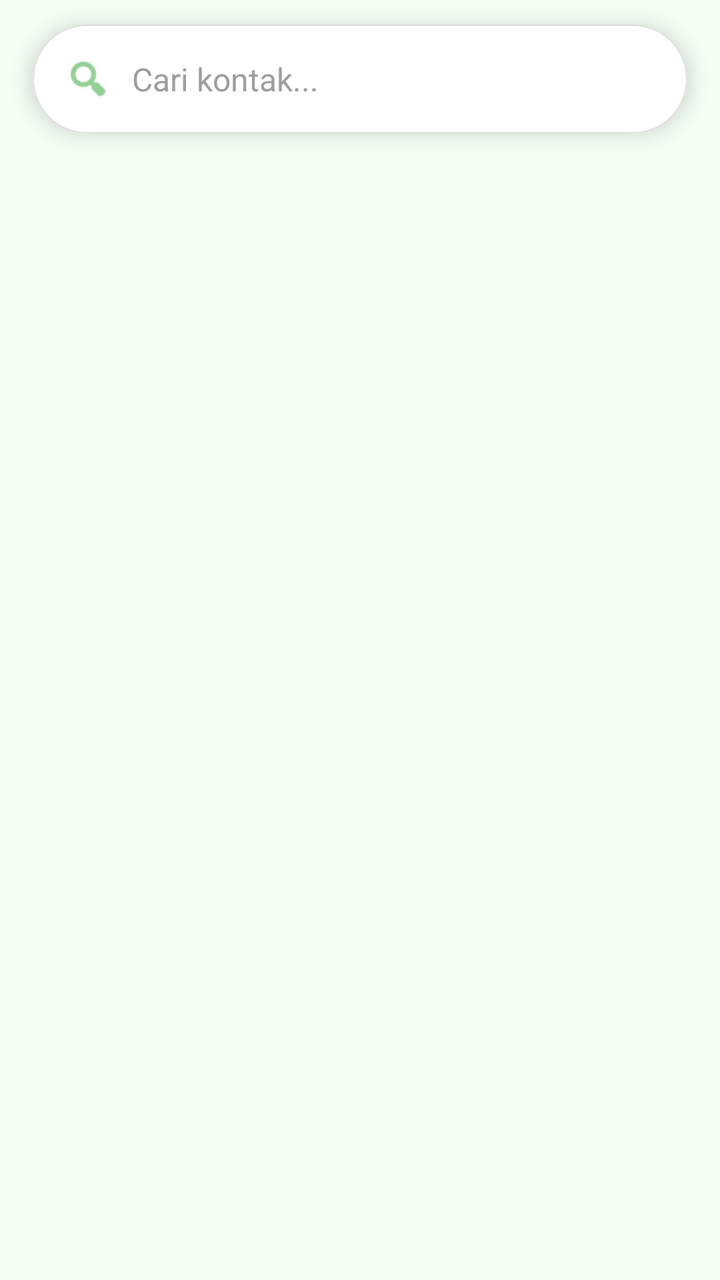
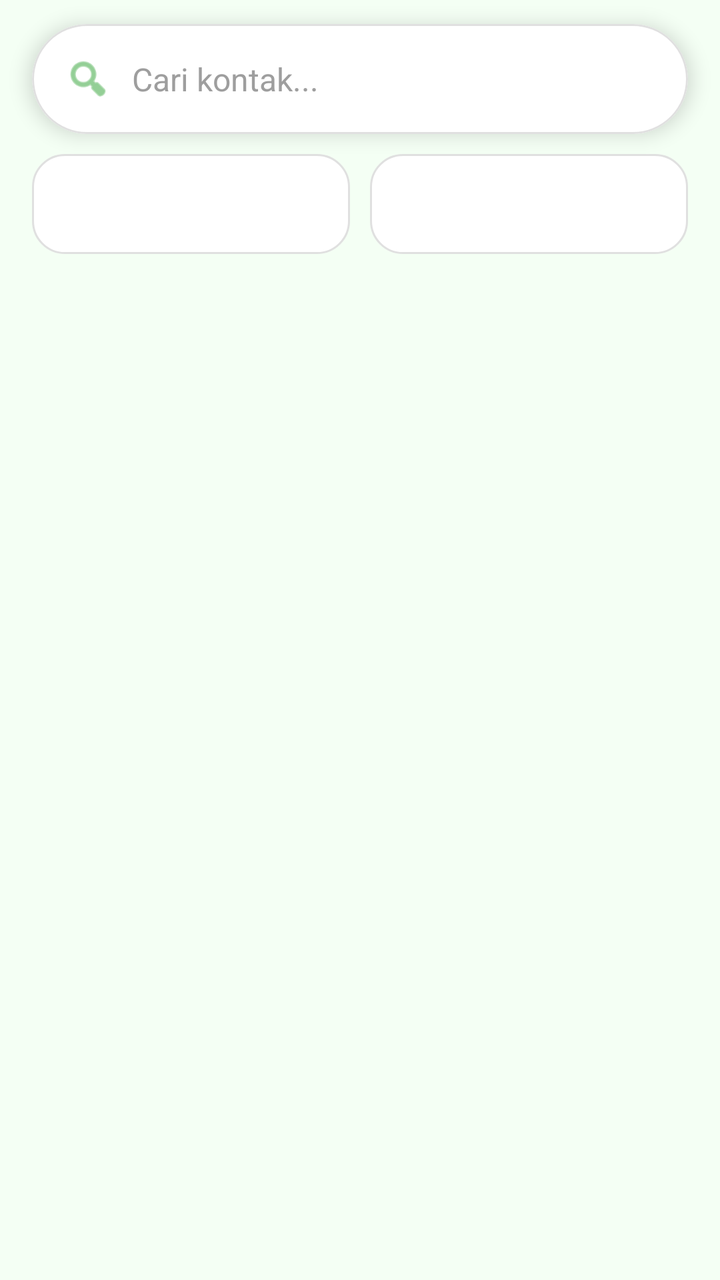

Two renders of the same Android screen: before a commit and after it. Below are the layout's source before the change and the commit's diff.
<!-- AndroidManifest.xml: application theme Theme.NusaPerson -->
<!-- res/layout/fragment_home.xml -->
<?xml version="1.0" encoding="utf-8"?>
<LinearLayout
    xmlns:android="http://schemas.android.com/apk/res/android"
    xmlns:app="http://schemas.android.com/apk/res-auto"
    android:layout_width="match_parent"
    android:layout_height="match_parent"
    android:orientation="vertical"
    android:background="#F4FFF4">

    
    <com.google.android.material.card.MaterialCardView
        android:id="@+id/searchCard"
        android:layout_width="match_parent"
        android:layout_height="55dp"
        android:layout_marginStart="16dp"
        android:layout_marginTop="12dp"
        android:layout_marginEnd="16dp"
        android:layout_marginBottom="8dp"
        app:cardBackgroundColor="#FFFFFF"
        app:cardCornerRadius="28dp"
        app:cardElevation="6dp"
        app:strokeColor="#E0E0E0"
        app:strokeWidth="1dp">

        <LinearLayout
            android:layout_width="match_parent"
            android:layout_height="match_parent"
            android:orientation="horizontal"
            android:gravity="center_vertical"
            android:paddingHorizontal="16dp">

            <ImageView
                android:layout_width="24dp"
                android:layout_height="24dp"
                android:src="@android:drawable/ic_menu_search"
                app:tint="#4CAF50"/>

            <EditText
                android:id="@+id/etSearch"
                android:layout_width="match_parent"
                android:layout_height="wrap_content"
                android:layout_marginStart="10dp"
                android:background="@android:color/transparent"
                android:hint="Cari kontak..."
                android:textColor="#222222"
                android:textColorHint="#9E9E9E"
                android:textSize="16sp"
                android:singleLine="true"/>

        </LinearLayout>

    </com.google.android.material.card.MaterialCardView>

    
    <ProgressBar
        android:id="@+id/progressBar"
        android:layout_width="wrap_content"
        android:layout_height="wrap_content"
        android:layout_gravity="center"
        android:visibility="gone"/>

    
    <androidx.recyclerview.widget.RecyclerView
        android:id="@+id/recyclerView"
        android:layout_width="match_parent"
        android:layout_height="match_parent"
        android:paddingBottom="8dp"/>

</LinearLayout>
<!-- resources referenced by this layout -->
<resources>
  <style name="Theme.NusaPerson" parent="Base.Theme.NusaPerson" />
  <style name="Base.Theme.NusaPerson" parent="Theme.Material3.DayNight.NoActionBar">
  
          
          <item name="colorPrimary">@color/purple_500</item>
          <item name="colorOnPrimary">@color/white</item>
  
          
          <item name="colorSurface">@color/purple_500</item>
          <item name="colorOnSurface">@color/white</item>
  
          
          <item name="android:statusBarColor">@color/purple_700</item>
  
      </style>
  <color name="purple_500">#6200EE</color>
  <color name="white">#FFFFFFFF</color>
  <color name="purple_700">#3700B3</color>
</resources>

<!-- the commit's change to res/layout/fragment_home.xml (unified diff, before → after) -->
@@ -15,7 +15,7 @@
         android:layout_marginStart="16dp"
         android:layout_marginTop="12dp"
         android:layout_marginEnd="16dp"
-        android:layout_marginBottom="8dp"
+        android:layout_marginBottom="10dp"
         app:cardBackgroundColor="#FFFFFF"
         app:cardCornerRadius="28dp"
         app:cardElevation="6dp"
@@ -52,6 +52,34 @@
     </com.google.android.material.card.MaterialCardView>
 
     
+    <LinearLayout
+        android:layout_width="match_parent"
+        android:layout_height="wrap_content"
+        android:orientation="horizontal"
+        android:paddingStart="16dp"
+        android:paddingEnd="16dp"
+        android:paddingBottom="10dp">
+
+        
+        <Spinner
+            android:id="@+id/spGender"
+            android:layout_width="0dp"
+            android:layout_height="50dp"
+            android:layout_weight="1"
+            android:background="@drawable/bg_spinner"/>
+
+        
+        <Spinner
+            android:id="@+id/spLimit"
+            android:layout_width="0dp"
+            android:layout_height="50dp"
+            android:layout_weight="1"
+            android:layout_marginStart="10dp"
+            android:background="@drawable/bg_spinner"/>
+
+    </LinearLayout>
+
+    
     <ProgressBar
         android:id="@+id/progressBar"
         android:layout_width="wrap_content"
@@ -64,6 +92,7 @@
         android:id="@+id/recyclerView"
         android:layout_width="match_parent"
         android:layout_height="match_parent"
-        android:paddingBottom="8dp"/>
+        android:paddingBottom="8dp"
+        android:clipToPadding="false"/>
 
 </LinearLayout>
<!-- resource entries referenced after the edit -->
@@ -1,5 +1,18 @@
 <!-- resources referenced by this layout -->
 <resources>
+  <!-- drawable bg_spinner (drawable) -->
+  <?xml version="1.0" encoding="utf-8"?>
+  <shape xmlns:android="http://schemas.android.com/apk/res/android">
+  
+      <solid android:color="#FFFFFF"/>
+  
+      <corners android:radius="16dp"/>
+  
+      <stroke
+          android:width="1dp"
+          android:color="#E0E0E0"/>
+  
+  </shape>
   <style name="Theme.NusaPerson" parent="Base.Theme.NusaPerson" />
   <style name="Base.Theme.NusaPerson" parent="Theme.Material3.DayNight.NoActionBar">
   
